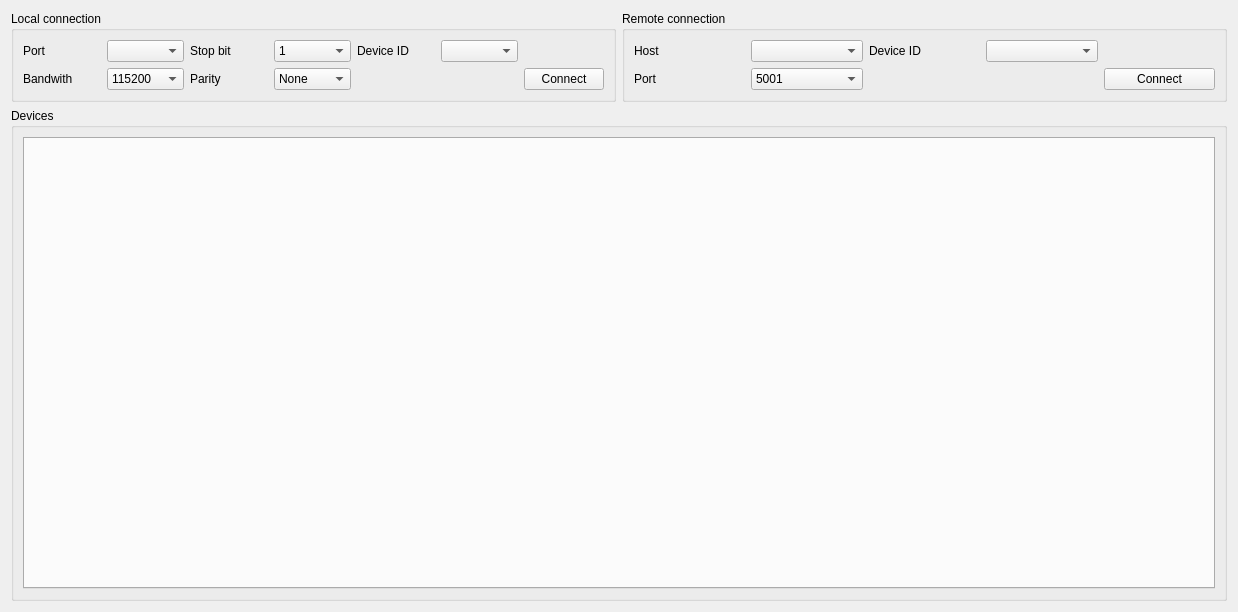
Above: src/nlab_modbus/gui/view/main_window.ui from nucliflare/nlab-modbus before the change. Below: the same form after it.
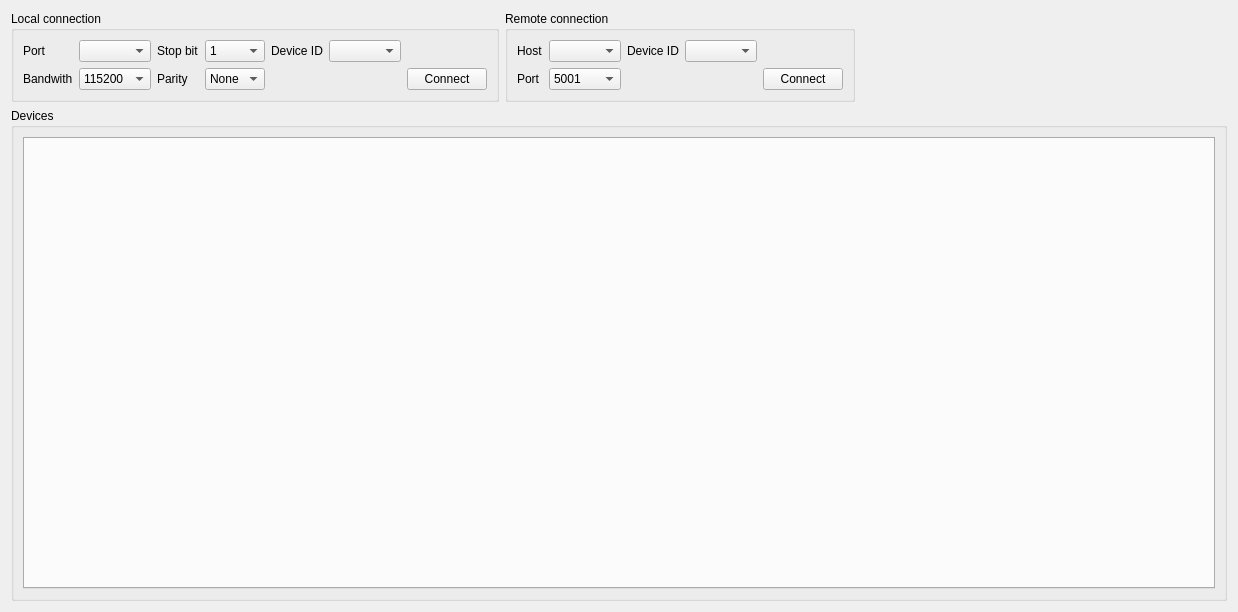
That is the form after the change.

The edit to the form file:
```diff
--- a/src/nlab_modbus/gui/view/main_window.ui
+++ b/src/nlab_modbus/gui/view/main_window.ui
@@ -204,6 +204,19 @@
        </layout>
       </widget>
      </item>
+     <item>
+      <spacer name="horizontalSpacer">
+       <property name="orientation">
+        <enum>Qt::Orientation::Horizontal</enum>
+       </property>
+       <property name="sizeHint" stdset="0">
+        <size>
+         <width>40</width>
+         <height>20</height>
+        </size>
+       </property>
+      </spacer>
+     </item>
     </layout>
    </item>
    <item>
```
